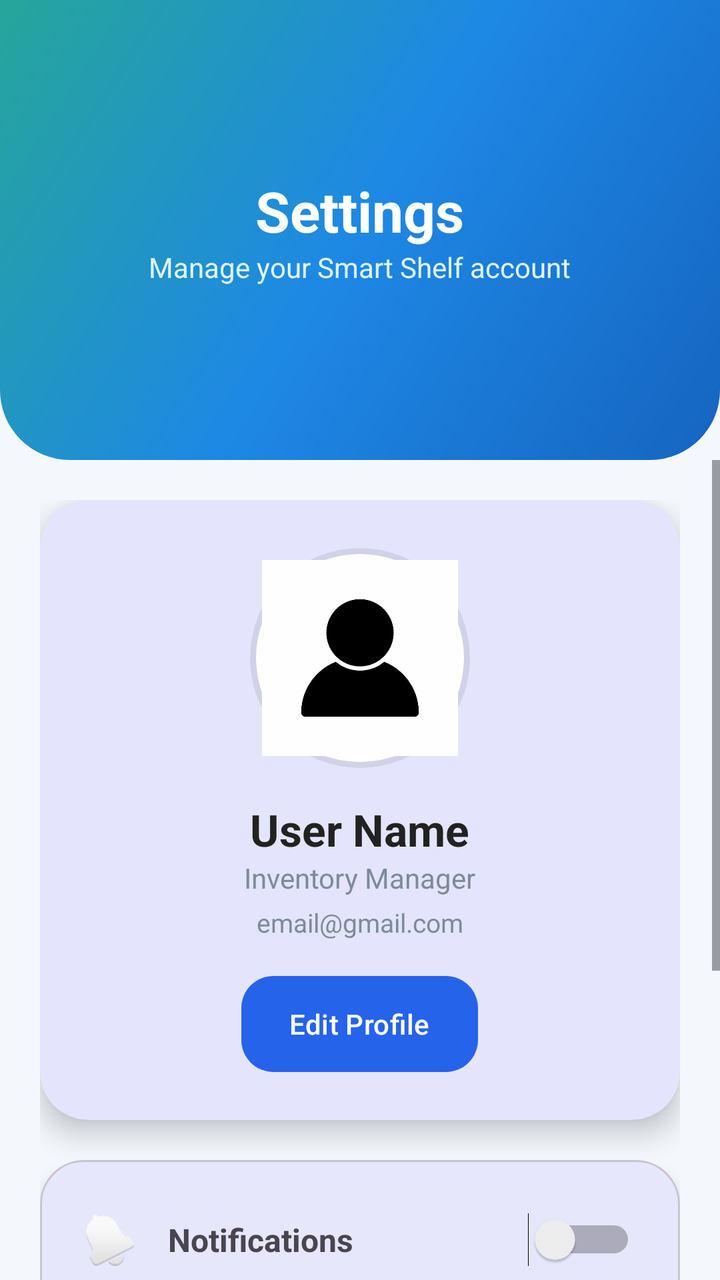
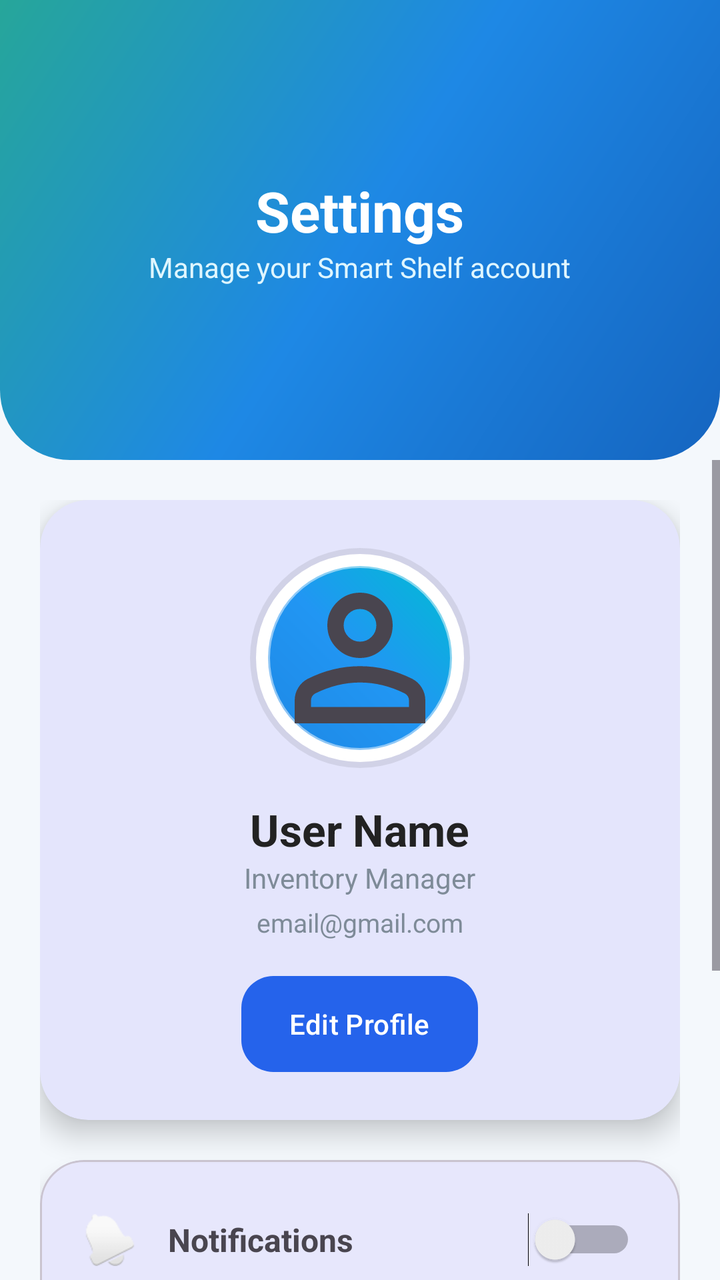

Before-and-after screenshots of an Android layout around one commit, followed by the original layout XML and the change that was made.
<!-- AndroidManifest.xml: application theme Theme.Inventory -->
<!-- res/layout/activity_settings.xml -->
<?xml version="1.0" encoding="utf-8"?>
<androidx.constraintlayout.widget.ConstraintLayout
    xmlns:android="http://schemas.android.com/apk/res/android"
    xmlns:app="http://schemas.android.com/apk/res-auto"
    xmlns:tools="http://schemas.android.com/tools"
    android:layout_width="match_parent"
    android:layout_height="match_parent"
    android:background="#F4F8FC"
    tools:context=".SettingsActivity">

    

    <LinearLayout
        android:id="@+id/header"
        android:layout_width="0dp"
        android:layout_height="230dp"
        android:background="@drawable/bg_dashboard_header"
        android:gravity="center"
        android:orientation="vertical"
        app:layout_constraintTop_toTopOf="parent"
        app:layout_constraintStart_toStartOf="parent"
        app:layout_constraintEnd_toEndOf="parent">

        <TextView
            android:layout_width="wrap_content"
            android:layout_height="wrap_content"
            android:text="@string/settings"
            android:textColor="#FFFFFF"
            android:textStyle="bold"
            android:textSize="28sp"/>

        <TextView
            android:layout_width="wrap_content"
            android:layout_height="wrap_content"
            android:text="@string/manage_your_smart_shelf_account"
            android:textColor="#DFF6FF"
            android:textSize="14sp"/>

    </LinearLayout>

    <ScrollView
        android:layout_width="0dp"
        android:layout_height="0dp"
        android:fillViewport="true"
        app:layout_constraintTop_toBottomOf="@id/header"
        app:layout_constraintBottom_toBottomOf="parent"
        app:layout_constraintStart_toStartOf="parent"
        app:layout_constraintEnd_toEndOf="parent">

        <LinearLayout
            android:layout_width="match_parent"
            android:layout_height="wrap_content"
            android:orientation="vertical"
            android:padding="20dp">

            

            <com.google.android.material.card.MaterialCardView
                android:layout_width="match_parent"
                android:layout_height="wrap_content"
                app:cardCornerRadius="24dp"
                app:cardElevation="8dp"
                app:strokeWidth="0dp">

                <LinearLayout
                    android:layout_width="match_parent"
                    android:layout_height="wrap_content"
                    android:orientation="vertical"
                    android:gravity="center"
                    android:padding="24dp">

                    <ImageView
                        android:id="@+id/profileImage"
                        android:layout_width="110dp"
                        android:layout_height="110dp"
                        android:background="@drawable/circle_profile_bg"
                        android:padding="6dp"
                        android:contentDescription="@string/profile_image"
                        android:src="@drawable/profile"
                        android:scaleType="centerCrop"/>

                    <TextView
                        android:id="@+id/txtName"
                        android:layout_width="wrap_content"
                        android:layout_height="wrap_content"
                        android:text="@string/user_name"
                        android:textStyle="bold"
                        android:textSize="22sp"
                        android:textColor="#222222"
                        android:layout_marginTop="16dp"/>

                    <TextView
                        android:layout_width="wrap_content"
                        android:layout_height="wrap_content"
                        android:text="@string/inventory_manager"
                        android:textColor="#7E8B98"
                        android:textSize="14sp"/>

                    <TextView
                        android:id="@+id/tvEmail"
                        android:layout_width="wrap_content"
                        android:layout_height="wrap_content"
                        android:layout_marginTop="4dp"
                        android:text="@string/email_gmail_com"
                        android:textColor="#7E8B98"
                        android:textSize="13sp" />

                    <com.google.android.material.button.MaterialButton
                        android:id="@+id/btnEditProfile"
                        android:layout_width="wrap_content"
                        android:layout_height="wrap_content"
                        android:text="@string/edit_profile"
                        android:textAllCaps="false"
                        android:textColor="#FFFFFF"
                        android:layout_marginTop="18dp"
                        android:backgroundTint="@android:color/transparent"
                        android:background="@drawable/bg_primary_button"/>

                </LinearLayout>

            </com.google.android.material.card.MaterialCardView>

            

            <com.google.android.material.card.MaterialCardView
                android:layout_width="match_parent"
                android:layout_height="wrap_content"
                android:layout_marginTop="20dp"
                app:cardCornerRadius="22dp"
                app:cardElevation="6dp">

                <LinearLayout
                    android:layout_width="match_parent"
                    android:layout_height="wrap_content"
                    android:orientation="vertical"
                    android:padding="10dp">

                    

                    <LinearLayout
                        android:layout_width="match_parent"
                        android:layout_height="60dp"
                        android:gravity="center_vertical"
                        android:paddingHorizontal="12dp">

                        <ImageView
                            android:layout_width="26dp"
                            android:layout_height="26dp"
                            android:contentDescription="@string/notification"
                            android:src="@android:drawable/ic_popup_reminder"/>

                        <TextView
                            android:layout_width="0dp"
                            android:layout_height="wrap_content"
                            android:layout_weight="1"
                            android:text="@string/notifications"
                            android:textSize="16sp"
                            android:textStyle="bold"
                            android:layout_marginStart="16dp"/>

                        <Switch
                            android:id="@+id/switchNotification"
                            android:layout_width="wrap_content"
                            android:layout_height="wrap_content"/>

                    </LinearLayout>

                    <View
                        android:layout_width="match_parent"
                        android:layout_height="1dp"
                        android:background="#EEEEEE"/>

                    

                    <LinearLayout
                        android:id="@+id/layoutAbout"
                        android:layout_width="match_parent"
                        android:layout_height="60dp"
                        android:gravity="center_vertical"
                        android:paddingHorizontal="12dp">

                        <ImageView
                            android:contentDescription="@string/about_info"
                            android:layout_width="26dp"
                            android:layout_height="26dp"
                            android:src="@android:drawable/ic_dialog_info"/>

                        <TextView
                            android:layout_width="0dp"
                            android:layout_height="wrap_content"
                            android:layout_weight="1"
                            android:text="@string/about_app"
                            android:textStyle="bold"
                            android:textSize="16sp"
                            android:layout_marginStart="16dp"/>

                        <ImageView
                            android:id="@+id/btnNext"
                            android:layout_width="20dp"
                            android:layout_height="20dp"
                            android:contentDescription="@string/next_about_page"
                            android:src="@android:drawable/ic_media_next" />

                    </LinearLayout>

                </LinearLayout>

            </com.google.android.material.card.MaterialCardView>

            

            <com.google.android.material.button.MaterialButton
                android:id="@+id/btnLogout"
                android:layout_width="match_parent"
                android:layout_height="58dp"
                android:layout_marginTop="28dp"
                android:text="@string/logout"
                android:textAllCaps="false"
                android:textSize="17sp"
                android:textColor="#FFFFFF"
                android:backgroundTint="@android:color/transparent"
                android:background="@drawable/bg_primary_button"/>

            <TextView
                android:layout_width="wrap_content"
                android:layout_height="wrap_content"
                android:text="@string/smart_shelf_v1_0"
                android:textColor="#A3A3A3"
                android:textSize="13sp"
                android:layout_gravity="center"
                android:layout_marginTop="24dp"
                android:layout_marginBottom="20dp"/>

        </LinearLayout>

    </ScrollView>

</androidx.constraintlayout.widget.ConstraintLayout>
<!-- resources referenced by this layout -->
<resources>
  <!-- drawable bg_dashboard_header (drawable) -->
  <?xml version="1.0" encoding="utf-8"?>
  <shape xmlns:android="http://schemas.android.com/apk/res/android">
  
      <gradient
          android:angle="135"
          android:startColor="#1565C0"
          android:centerColor="#1E88E5"
          android:endColor="#26A69A"/>
  
      <corners
          android:bottomLeftRadius="35dp"
          android:bottomRightRadius="35dp"/>
  
  </shape>
  <!-- drawable profile: jpg bitmap (drawable, 8161 bytes) -->
  <string name="about_app">About App</string>
  <string name="about_info">about info</string>
  <string name="edit_profile">Edit Profile</string>
  <string name="email_gmail_com">email@gmail.com</string>
  <string name="inventory_manager">Inventory Manager</string>
  <string name="logout">Logout</string>
  <string name="manage_your_smart_shelf_account">Manage your Smart Shelf account</string>
  <string name="next_about_page">next about page</string>
  <string name="notification">notification</string>
  <string name="notifications">Notifications</string>
  <string name="profile_image">profile image</string>
  <string name="settings">Settings</string>
  <string name="smart_shelf_v1_0">Smart Shelf v1.0</string>
  <string name="user_name">User Name</string>
  <style name="Theme.Inventory" parent="Base.Theme.Inventory" />
  <style name="Base.Theme.Inventory" parent="Theme.Material3.DayNight.NoActionBar">
          <item name="colorPrimary">@color/primary</item>
          <item name="colorPrimaryContainer">@color/primary</item>
          <item name="colorSecondary">@color/primary</item>
          <item name="colorTertiary">@color/primary</item>
      </style>
  <color name="primary">#2563EB</color>
  <!-- unchanged entries left out for length: 2 -->
</resources>

<!-- the commit's change to res/layout/activity_settings.xml (unified diff, before → after) -->
@@ -76,7 +76,7 @@
                         android:background="@drawable/circle_profile_bg"
                         android:padding="6dp"
                         android:contentDescription="@string/profile_image"
-                        android:src="@drawable/profile"
+                        android:src="@drawable/ic_person"
                         android:scaleType="centerCrop"/>
 
                     <TextView
@@ -199,7 +199,7 @@
                             android:layout_width="20dp"
                             android:layout_height="20dp"
                             android:contentDescription="@string/next_about_page"
-                            android:src="@android:drawable/ic_media_next" />
+                            android:src="@drawable/ic_arrow_forward" />
 
                     </LinearLayout>
 
<!-- resource entries referenced after the edit -->
@@ -15,7 +15,29 @@
           android:bottomRightRadius="35dp"/>
   
   </shape>
-  <!-- drawable profile: jpg bitmap (drawable, 8161 bytes) -->
+  <!-- drawable ic_arrow_forward (drawable) -->
+  <vector xmlns:android="http://schemas.android.com/apk/res/android"
+      android:width="24dp"
+      android:height="24dp"
+      android:viewportWidth="960"
+      android:viewportHeight="960"
+      android:tint="?attr/colorControlNormal"
+      android:autoMirrored="true">
+    <path
+        android:fillColor="@android:color/white"
+        android:pathData="M647,520L160,520L160,440L647,440L423,216L480,160L800,480L480,800L423,744L647,520Z"/>
+  </vector>
+  <!-- drawable ic_person (drawable) -->
+  <vector xmlns:android="http://schemas.android.com/apk/res/android"
+      android:width="24dp"
+      android:height="24dp"
+      android:viewportWidth="960"
+      android:viewportHeight="960"
+      android:tint="?attr/colorControlNormal">
+    <path
+        android:fillColor="@android:color/white"
+        android:pathData="M367,433Q320,386 320,320Q320,254 367,207Q414,160 480,160Q546,160 593,207Q640,254 640,320Q640,386 593,433Q546,480 480,480Q414,480 367,433ZM160,800L160,688Q160,654 177.5,625.5Q195,597 224,582Q286,551 350,535.5Q414,520 480,520Q546,520 610,535.5Q674,551 736,582Q765,597 782.5,625.5Q800,654 800,688L800,800L160,800ZM240,720L720,720L720,688Q720,677 714.5,668Q709,659 700,654Q646,627 591,613.5Q536,600 480,600Q424,600 369,613.5Q314,627 260,654Q251,659 245.5,668Q240,677 240,688L240,720ZM536.5,376.5Q560,353 560,320Q560,287 536.5,263.5Q513,240 480,240Q447,240 423.5,263.5Q400,287 400,320Q400,353 423.5,376.5Q447,400 480,400Q513,400 536.5,376.5ZM480,320Q480,320 480,320Q480,320 480,320Q480,320 480,320Q480,320 480,320Q480,320 480,320Q480,320 480,320Q480,320 480,320Q480,320 480,320ZM480,720L480,720Q480,720 480,720Q480,720 480,720Q480,720 480,720Q480,720 480,720Q480,720 480,720Q480,720 480,720Q480,720 480,720Q480,720 480,720L480,720Z"/>
+  </vector>
   <string name="about_app">About App</string>
   <string name="about_info">about info</string>
   <string name="edit_profile">Edit Profile</string>
